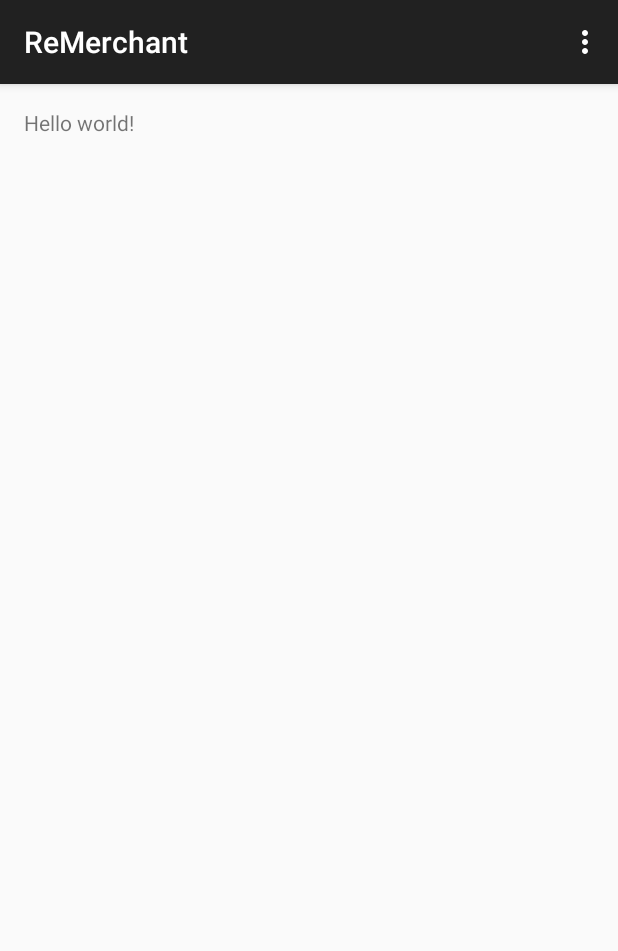
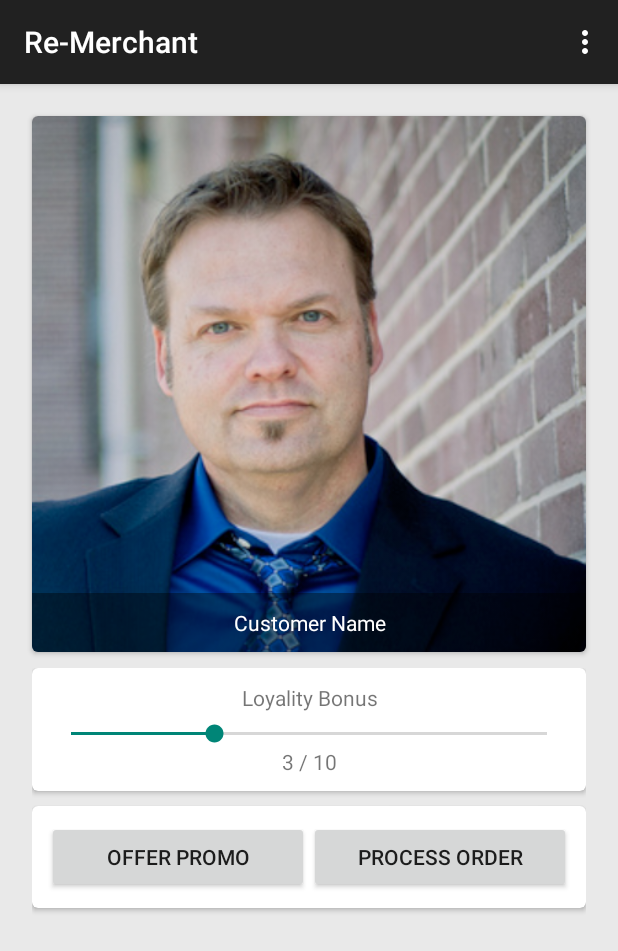
Before and after one commit to Steppschuh/ReMerchant, an Android app: the screen it shows after launch (MainActivity), on a phone screen of 412 x 824 dp. Shown: the top 951 px of the screen. Run offline under Robolectric (Android 15) with nearby library versions, the light colour scheme and no system bars.

Commit message:
Added detail fragment

```diff
--- a/ReMerchant/app/build.gradle
+++ b/ReMerchant/app/build.gradle
@@ -22,4 +22,5 @@ android {
 dependencies {
     compile fileTree(dir: 'libs', include: ['*.jar'])
     compile 'com.android.support:appcompat-v7:22.0.0'
+    compile 'com.android.support:cardview-v7:21.0.+'
 }
--- a/ReMerchant/app/src/main/AndroidManifest.xml
+++ b/ReMerchant/app/src/main/AndroidManifest.xml
@@ -2,13 +2,15 @@
 <manifest xmlns:android="http://schemas.android.com/apk/res/android"
     package="com.steppschuh.remerchant" >
 
-    <uses-permission android:name="android.permission.BLUETOOTH"></uses-permission>
+    <uses-permission android:name="android.permission.BLUETOOTH" />
+    <uses-permission android:name="android.permission.BLUETOOTH_ADMIN" />
     <uses-permission android:name="android.permission.INTERNET" />
 
     <application
         android:allowBackup="true"
         android:icon="@mipmap/ic_launcher"
         android:label="@string/app_name"
+        android:name=".MobileApp"
         android:theme="@style/AppTheme" >
         <activity
             android:name=".MainActivity"
--- /dev/null
+++ b/ReMerchant/app/src/main/java/com/steppschuh/remerchant/Customer.java
@@ -0,0 +1,6 @@
+package com.steppschuh.remerchant;
+
+public class Customer {
+
+
+}
--- /dev/null
+++ b/ReMerchant/app/src/main/java/com/steppschuh/remerchant/FragmentOverview.java
@@ -0,0 +1,89 @@
+package com.steppschuh.remerchant;
+
+import android.os.Bundle;
+import android.support.v4.app.Fragment;
+import android.view.LayoutInflater;
+import android.view.View;
+import android.view.ViewGroup;
+import android.widget.Button;
+import android.widget.ImageView;
+import android.widget.RelativeLayout;
+import android.widget.SeekBar;
+import android.widget.TextView;
+
+public class FragmentOverview extends Fragment {
+
+    MobileApp app;
+
+    View contentFragment;
+    SeekBar seekBar;
+    TextView loyalityValue;
+    TextView customerName;
+    RelativeLayout customerNameContainer;
+    ImageView customerImage;
+    Button processOrderButton;
+    Button offerPromoButton;
+
+    @Override
+    public View onCreateView(LayoutInflater inflater, ViewGroup container,
+                             Bundle savedInstanceState) {
+        contentFragment = inflater.inflate(R.layout.fragment_overview, container, false);
+
+        app = (MobileApp) getActivity().getApplicationContext();
+        //getActivity().setTitle(getString(R.string.title_estimate));
+
+        setupUi();
+
+        return contentFragment;
+    }
+
+    private void setupUi() {
+        offerPromoButton = (Button) contentFragment.findViewById(R.id.skipItem);
+        processOrderButton = (Button) contentFragment.findViewById(R.id.submitItem);
+
+        customerName = (TextView) contentFragment.findViewById(R.id.itemNameLabel);
+        customerNameContainer = (RelativeLayout) contentFragment.findViewById(R.id.itemNameContainer);
+        loyalityValue = (TextView) contentFragment.findViewById(R.id.estimatePriceValue);
+        customerImage = (ImageView) contentFragment.findViewById(R.id.itemImage);
+
+        seekBar = (SeekBar) contentFragment.findViewById(R.id.seekBar);
+
+        seekBar.setOnSeekBarChangeListener(new SeekBar.OnSeekBarChangeListener() {
+            int seekValue = 0;
+
+            public void onProgressChanged(SeekBar seekBar, int progress, boolean fromUser) {
+                seekValue = progress;
+                //updatePriceValue(seekValue);
+            }
+
+            public void onStartTrackingTouch(SeekBar seekBar) {
+
+            }
+
+            public void onStopTrackingTouch(SeekBar seekBar) {
+                //int price = currentItem.percentageToPrice(seekValue);
+                //currentItem.setEstimatedPrice(price);
+            }
+        });
+
+        offerPromoButton.setOnClickListener(new View.OnClickListener() {
+            @Override
+            public void onClick(View v) {
+
+            }
+        });
+
+        processOrderButton.setOnClickListener(new View.OnClickListener() {
+            @Override
+            public void onClick(View v) {
+
+            }
+        });
+    }
+
+    @Override
+    public void onStart() {
+        super.onStart();
+        //showSampleItem();
+    }
+}
--- a/ReMerchant/app/src/main/java/com/steppschuh/remerchant/MainActivity.java
+++ b/ReMerchant/app/src/main/java/com/steppschuh/remerchant/MainActivity.java
@@ -8,10 +8,23 @@ import android.view.MenuItem;
 
 public class MainActivity extends ActionBarActivity {
 
+    MobileApp app;
+
     @Override
     protected void onCreate(Bundle savedInstanceState) {
         super.onCreate(savedInstanceState);
         setContentView(R.layout.activity_main);
+
+        app = (MobileApp) getApplication();
+        if (!app.isInitialized()) {
+            app.initialize(this);
+        } else {
+            app.setContextActivity(this);
+        }
+
+        getSupportFragmentManager().beginTransaction()
+                .add(R.id.container, new FragmentOverview())
+                .commit();
     }
 
 
@@ -36,4 +49,10 @@ public class MainActivity extends ActionBarActivity {
 
         return super.onOptionsItemSelected(item);
     }
+
+    @Override
+    protected void onDestroy() {
+        super.onDestroy();
+        app.destroy();
+    }
 }
--- /dev/null
+++ b/ReMerchant/app/src/main/java/com/steppschuh/remerchant/MobileApp.java
@@ -0,0 +1,104 @@
+package com.steppschuh.remerchant;
+
+import android.app.Activity;
+import android.app.Application;
+import android.bluetooth.BluetoothAdapter;
+import android.bluetooth.BluetoothDevice;
+import android.content.BroadcastReceiver;
+import android.content.Context;
+import android.content.Intent;
+import android.content.IntentFilter;
+import android.util.Log;
+
+import java.util.ArrayList;
+import java.util.List;
+import java.util.Set;
+
+public class MobileApp extends Application {
+
+    public static String TAG = "RM";
+
+    private boolean isInitialized = false;
+    private Activity contextActivity;
+
+    BroadcastReceiver mReceiver;
+    ArrayList<String> visibleDevices;
+
+    public void initialize(Activity contextActivity) {
+        this.contextActivity = contextActivity;
+
+        startBluetoothDiscovery();
+
+        isInitialized = true;
+    }
+
+    public void scanForDevices() {
+        BluetoothAdapter mBluetoothAdapter = BluetoothAdapter.getDefaultAdapter();
+        Set<BluetoothDevice> pairedDevices = mBluetoothAdapter.getBondedDevices();
+
+        List<String> s = new ArrayList<String>();
+        for(BluetoothDevice bt : pairedDevices) {
+            s.add(bt.getName());
+            Log.d(TAG, "Paired device: " + bt.getName());
+        }
+
+    }
+
+    public void startBluetoothDiscovery() {
+        Log.d(TAG, "Starting device discovery");
+        visibleDevices = new ArrayList<>();
+
+        BluetoothAdapter mBluetoothAdapter = BluetoothAdapter.getDefaultAdapter();
+        mBluetoothAdapter.startDiscovery();
+
+        // Create a BroadcastReceiver for ACTION_FOUND
+        final List<String> discoverableDevicesList = new ArrayList<String>();
+
+        mReceiver = new BroadcastReceiver() {
+            public void onReceive(Context context, Intent intent) {
+                String action = intent.getAction();
+                // When discovery finds a device
+                if (BluetoothDevice.ACTION_FOUND.equals(action)) {
+                    // Get the BluetoothDevice object from the Intent
+                    BluetoothDevice device = intent.getParcelableExtra(BluetoothDevice.EXTRA_DEVICE);
+                    short rssi = intent.getShortExtra(BluetoothDevice.EXTRA_RSSI, Short.MIN_VALUE);
+                    // Add the name and address to an array adapter to show in a ListView
+
+                    Log.d(TAG, "Device found: " + device.getName() + " - " + device.getAddress());
+                    discoverableDevicesList.add(device.getName() + "\n" + device.getAddress() + "\n" + rssi);
+                } else if (BluetoothAdapter.ACTION_DISCOVERY_STARTED.equals(action)) {
+                    Log.d(TAG, "Device discovery started");
+                } else if (BluetoothAdapter.ACTION_DISCOVERY_FINISHED.equals(action)) {
+                    Log.d(TAG, "Device discovery finished");
+                }
+            }
+        };
+
+        // Register the BroadcastReceiver
+        IntentFilter filter = new IntentFilter(BluetoothDevice.ACTION_FOUND);
+        contextActivity.registerReceiver(mReceiver, filter); // Don't forget to unregister during onDestroy
+    }
+
+    public void destroy() {
+        contextActivity.unregisterReceiver(mReceiver);
+    }
+
+    /**
+     * Getter & Setter
+     */
+    public boolean isInitialized() {
+        return isInitialized;
+    }
+
+    public void setInitialized(boolean isInitialized) {
+        this.isInitialized = isInitialized;
+    }
+
+    public Activity getContextActivity() {
+        return contextActivity;
+    }
+
+    public void setContextActivity(Activity contextActivity) {
+        this.contextActivity = contextActivity;
+    }
+}
--- a/ReMerchant/app/src/main/res/layout/activity_main.xml
+++ b/ReMerchant/app/src/main/res/layout/activity_main.xml
@@ -1,11 +1,4 @@
-<RelativeLayout xmlns:android="http://schemas.android.com/apk/res/android"
-    xmlns:tools="http://schemas.android.com/tools" android:layout_width="match_parent"
-    android:layout_height="match_parent" android:paddingLeft="@dimen/activity_horizontal_margin"
-    android:paddingRight="@dimen/activity_horizontal_margin"
-    android:paddingTop="@dimen/activity_vertical_margin"
-    android:paddingBottom="@dimen/activity_vertical_margin" tools:context=".MainActivity">
-
-    <TextView android:text="@string/hello_world" android:layout_width="wrap_content"
-        android:layout_height="wrap_content" />
-
-</RelativeLayout>
+<FrameLayout xmlns:android="http://schemas.android.com/apk/res/android"
+    xmlns:tools="http://schemas.android.com/tools" android:id="@+id/container"
+    android:layout_width="match_parent" android:layout_height="match_parent"
+    tools:context=".MainActivity" tools:ignore="MergeRootFrame" />
--- /dev/null
+++ b/ReMerchant/app/src/main/res/layout/fragment_overview.xml
@@ -0,0 +1,171 @@
+<RelativeLayout xmlns:android="http://schemas.android.com/apk/res/android"
+    xmlns:tools="http://schemas.android.com/tools"
+    android:layout_width="match_parent"
+    android:layout_height="match_parent"
+    android:background="@color/light_background"
+    android:paddingLeft="@dimen/activity_horizontal_margin"
+    android:paddingRight="@dimen/activity_horizontal_margin"
+    android:paddingTop="@dimen/activity_vertical_margin"
+    android:paddingBottom="@dimen/activity_vertical_margin"
+    tools:context=".MainActivity$PlaceholderFragment">
+
+    <LinearLayout
+        android:orientation="vertical"
+        android:layout_width="match_parent"
+        android:layout_height="match_parent">
+
+        <RelativeLayout
+            android:id="@+id/imageContainer"
+            android:layout_weight="1"
+            android:layout_width="match_parent"
+            android:layout_height="match_parent">
+
+            <android.support.v7.widget.CardView
+                xmlns:card_view="http://schemas.android.com/apk/res-auto"
+                android:layout_gravity="center"
+                android:layout_width="match_parent"
+                android:layout_height="match_parent"
+                android:layout_margin="5dp"
+                card_view:cardCornerRadius="4dp">
+
+                <RelativeLayout
+                    android:layout_margin="0dp"
+                    android:layout_width="match_parent"
+                    android:layout_height="match_parent">
+
+                    <ImageView
+                        android:id="@+id/itemImage"
+                        android:scaleType="centerCrop"
+                        android:src="@drawable/sample_profile"
+                        android:layout_width="match_parent"
+                        android:layout_height="match_parent" />
+
+                    <RelativeLayout
+                        android:id="@+id/itemNameContainer"
+                        android:padding="0dp"
+                        android:layout_alignParentBottom="true"
+                        android:background="@color/black_transparent"
+                        android:layout_width="match_parent"
+                        android:layout_height="wrap_content">
+
+                        <TextView
+                            android:id="@+id/itemNameLabel"
+                            android:text="Customer Name"
+                            android:layout_margin="10dp"
+                            android:textColor="@android:color/white"
+                            android:textSize="@dimen/abc_text_size_body_1_material"
+                            android:gravity="center"
+                            android:layout_width="match_parent"
+                            android:layout_height="wrap_content" />
+
+                    </RelativeLayout>
+
+                </RelativeLayout>
+
+            </android.support.v7.widget.CardView>
+
+        </RelativeLayout>
+
+        <RelativeLayout
+            android:layout_weight="1"
+            android:layout_margin="5dp"
+            android:layout_width="match_parent"
+            android:layout_height="match_parent">
+
+            <LinearLayout
+                android:orientation="vertical"
+                android:layout_width="match_parent"
+                android:layout_height="match_parent">
+
+                <android.support.v7.widget.CardView
+                    xmlns:card_view="http://schemas.android.com/apk/res-auto"
+                    android:layout_gravity="center"
+                    android:layout_width="match_parent"
+                    android:layout_height="wrap_content"
+                    card_view:cardCornerRadius="4dp">
+
+                    <RelativeLayout
+                        android:layout_margin="10dp"
+                        android:layout_width="match_parent"
+                        android:layout_height="match_parent">
+
+                        <TextView
+                            android:id="@+id/estimatePriceLabel"
+                            android:text="@string/customer_layality"
+                            android:textSize="@dimen/abc_text_size_body_1_material"
+                            android:gravity="center"
+                            android:layout_width="match_parent"
+                            android:layout_height="wrap_content" />
+
+                        <SeekBar
+                            android:id="@+id/seekBar"
+                            android:layout_below="@id/estimatePriceLabel"
+                            android:layout_width="fill_parent"
+                            android:layout_height="wrap_content"
+                            android:layout_marginTop="5dp"
+                            android:layout_marginBottom="0dp"
+                            android:max="100"
+                            android:progress="30"
+                            android:secondaryProgress="0" />
+
+                        <TextView
+                            android:id="@+id/estimatePriceValue"
+                            android:text="3 / 10"
+                            android:layout_below="@id/seekBar"
+                            android:textSize="@dimen/abc_text_size_body_1_material"
+                            android:gravity="center"
+                            android:layout_width="match_parent"
+                            android:layout_height="wrap_content" />
+
+                    </RelativeLayout>
+
+                </android.support.v7.widget.CardView>
+
+                <android.support.v7.widget.CardView
+                    xmlns:card_view="http://schemas.android.com/apk/res-auto"
+                    android:layout_gravity="center"
+                    android:layout_width="match_parent"
+                    android:layout_height="wrap_content"
+
+                    android:layout_marginTop="10dp"
+                    card_view:cardCornerRadius="4dp">
+
+                    <RelativeLayout
+                        android:layout_margin="10dp"
+                        android:layout_width="match_parent"
+                        android:layout_height="match_parent">
+
+                        <LinearLayout
+                            android:orientation="horizontal"
+                            android:layout_width="match_parent"
+                            android:layout_height="wrap_content">
+
+                            <Button
+                                android:id="@+id/skipItem"
+                                android:text="@string/customer_promo_offer"
+                                android:layout_weight="1"
+                                android:layout_width="match_parent"
+                                android:layout_height="wrap_content" />
+
+                            <Button
+                                android:id="@+id/submitItem"
+                                android:text="@string/customer_process_order"
+                                android:layout_weight="1"
+                                android:layout_width="match_parent"
+                                android:layout_height="wrap_content" />
+
+                        </LinearLayout>
+
+                    </RelativeLayout>
+
+                </android.support.v7.widget.CardView>
+
+            </LinearLayout>
+
+        </RelativeLayout>
+
+    </LinearLayout>
+
+
+
+</RelativeLayout>
--- /dev/null
+++ b/ReMerchant/app/src/main/res/values/colors.xml
@@ -0,0 +1,7 @@
+<?xml version="1.0" encoding="utf-8"?>
+<resources>
+    <color name="white_transparent">#66FFFFFF</color>
+    <color name="black_transparent">#66000000</color>
+    <color name="light_background">#11000000</color>
+
+</resources>
--- a/ReMerchant/app/src/main/res/values/strings.xml
+++ b/ReMerchant/app/src/main/res/values/strings.xml
@@ -1,6 +1,11 @@
 <resources>
-    <string name="app_name">ReMerchant</string>
+    <string name="app_name">Re-Merchant</string>
 
     <string name="hello_world">Hello world!</string>
     <string name="action_settings">Settings</string>
+
+    <string name="customer_layality">Loyality Bonus</string>
+    <string name="customer_process_order">Process Order</string>
+    <string name="customer_promo_offer">Offer Promo</string>
+
 </resources>
```
Also changed, not shown: ReMerchant/app/src/main/res/drawable/sample_profile.png (added), 1 other file.
